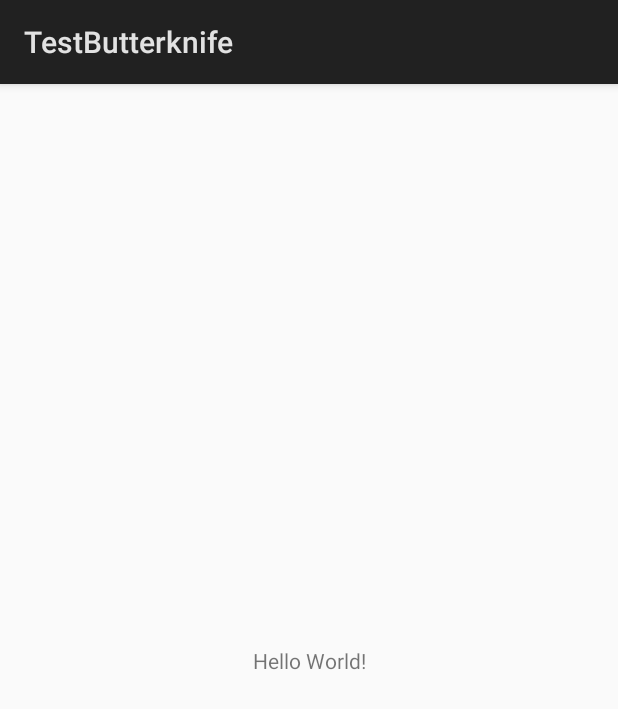
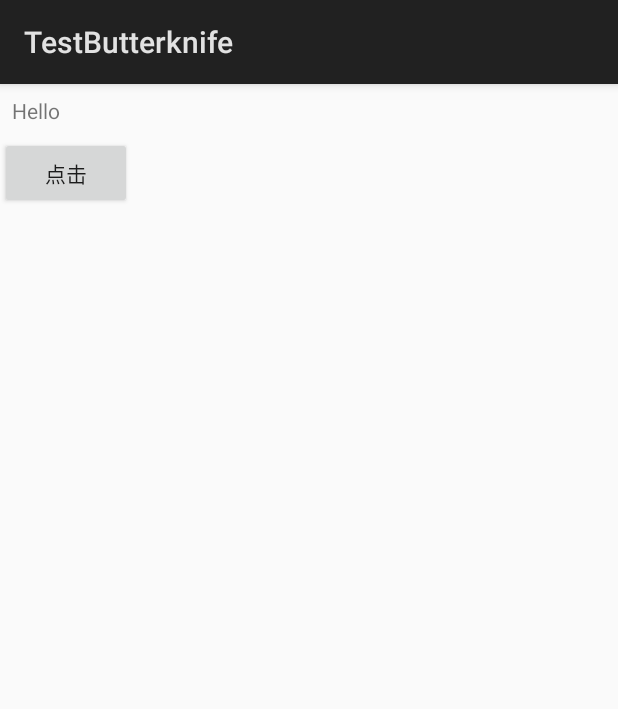
Before and after one commit to piglite/TestButterknife, an Android app: the screen it shows after launch (MainActivity), on a phone screen of 412 x 824 dp. Shown: the top 709 px of the screen. Run offline under Robolectric (Android 15) with nearby library versions, the phone set to English and light mode, and no system bars; our stand-ins replace ButterKnife.

Commit message:
添加了两个控件

```diff
--- a/app/src/main/java/com/tarena/testbutterknife/MainActivity.java
+++ b/app/src/main/java/com/tarena/testbutterknife/MainActivity.java
@@ -2,12 +2,27 @@ package com.tarena.testbutterknife;
 
 import android.app.Activity;
 import android.os.Bundle;
+import android.view.View;
+import android.widget.TextView;
+import android.widget.Toast;
+
+import butterknife.BindView;
+import butterknife.ButterKnife;
+import butterknife.OnClick;
 
 public class MainActivity extends Activity {
+    @BindView(R.id.tv_main)
+    TextView tvMain;
 
     @Override
     protected void onCreate(Bundle savedInstanceState) {
         super.onCreate(savedInstanceState);
         setContentView(R.layout.activity_main);
+        ButterKnife.bind(this);
+        tvMain.setText("Hello");
+    }
+    @OnClick(R.id.tv_main)
+    public void show(View view){
+        Toast.makeText(this, "toast", Toast.LENGTH_SHORT).show();
     }
 }
--- a/app/src/main/res/layout/activity_main.xml
+++ b/app/src/main/res/layout/activity_main.xml
@@ -1,18 +1,21 @@
 <?xml version="1.0" encoding="utf-8"?>
-<android.support.constraint.ConstraintLayout xmlns:android="http://schemas.android.com/apk/res/android"
-    xmlns:app="http://schemas.android.com/apk/res-auto"
-    xmlns:tools="http://schemas.android.com/tools"
+<LinearLayout xmlns:android="http://schemas.android.com/apk/res/android"
     android:layout_width="match_parent"
     android:layout_height="match_parent"
-    tools:context="com.tarena.testbutterknife.MainActivity">
+    android:orientation="vertical"
+    >
 
     <TextView
+        android:id="@+id/tv_main"
         android:layout_width="wrap_content"
         android:layout_height="wrap_content"
-        android:text="Hello World!"
-        app:layout_constraintBottom_toBottomOf="parent"
-        app:layout_constraintLeft_toLeftOf="parent"
-        app:layout_constraintRight_toRightOf="parent"
-        app:layout_constraintTop_toTopOf="parent" />
+        android:padding="8dp"
+        />
 
-</android.support.constraint.ConstraintLayout>
+    <Button
+        android:id="@+id/btn_main"
+        android:layout_width="wrap_content"
+        android:layout_height="wrap_content"
+        android:text="点击"/>
+
+</LinearLayout>
```
